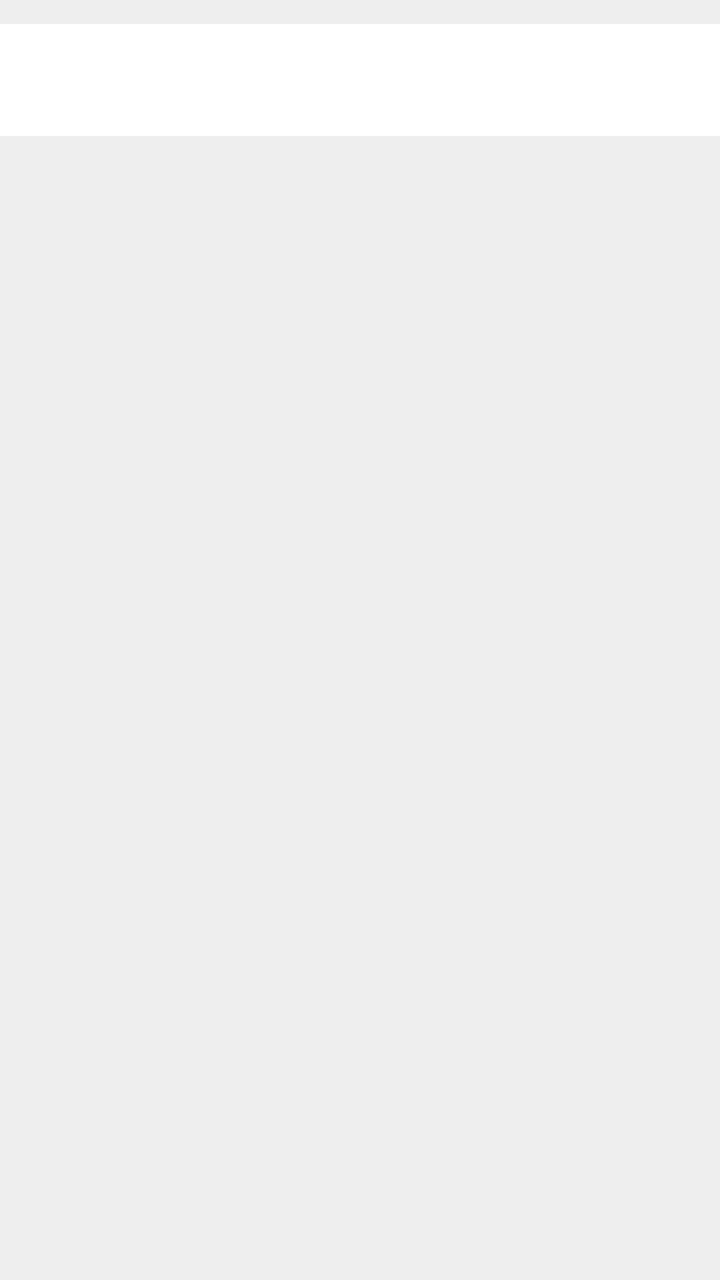
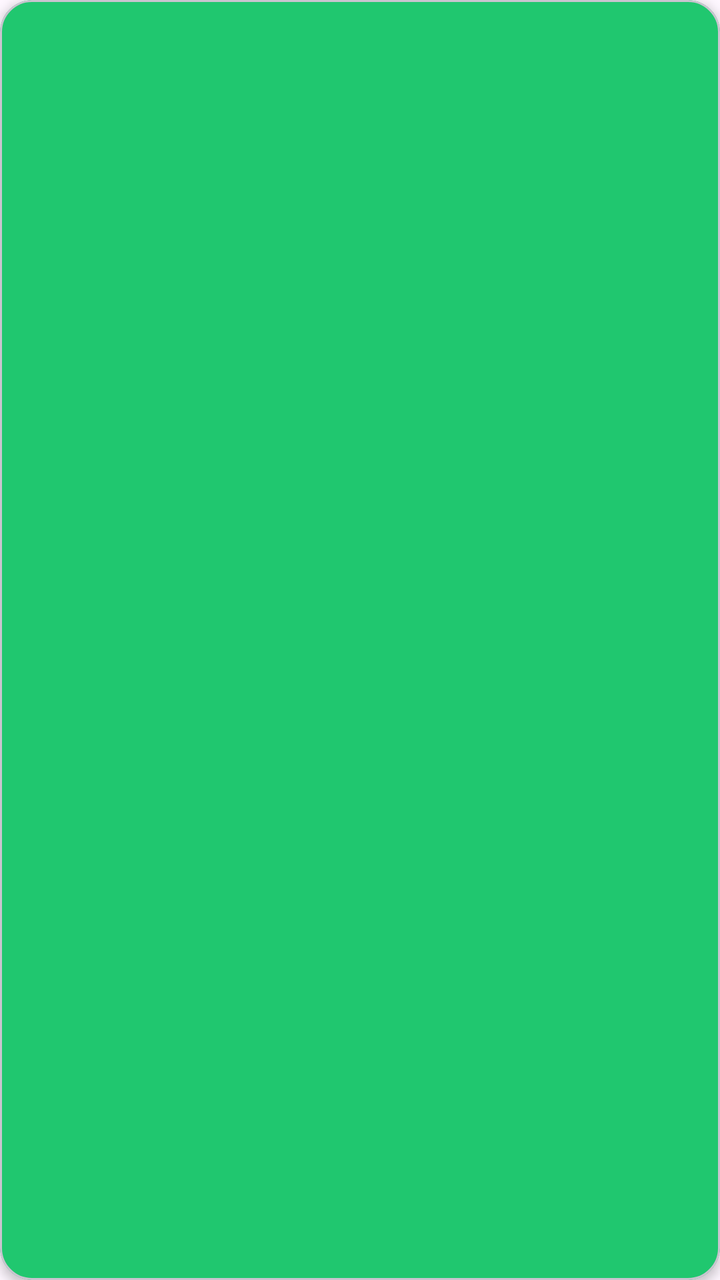

Compare the two renders of this Android layout. The source of the first and the diff that turns it into the second are given below.
<!-- AndroidManifest.xml: application theme Theme.FitnessMobileApp -->
<!-- res/layout/item_header.xml -->
<?xml version="1.0" encoding="utf-8"?>
<LinearLayout xmlns:android="http://schemas.android.com/apk/res/android"
    android:layout_width="match_parent"
    android:layout_height="wrap_content"
    android:orientation="vertical"
    android:background="#EEEEEE"
    android:paddingTop="12dp">

    <LinearLayout
        android:layout_width="match_parent"
        android:layout_height="wrap_content"
        android:orientation="horizontal"
        android:background="#FFFFFF"
        android:paddingHorizontal="16dp"
        android:paddingTop="12dp"
        android:paddingBottom="4dp"
        android:gravity="center_vertical">

        <TextView
            android:id="@+id/txtHeader"
            android:layout_width="0dp"
            android:layout_weight="1"
            android:layout_height="wrap_content"
            android:textSize="14sp"
            android:textStyle="bold"
            android:textColor="#222222" />

        <ImageView
            android:id="@+id/imgIcon"
            android:layout_width="40dp"
            android:layout_height="40dp" />

    </LinearLayout>

</LinearLayout>
<!-- resources referenced by this layout -->
<resources>
  <style name="Theme.FitnessMobileApp" parent="Base.Theme.FitnessMobileApp" />
  <style name="Base.Theme.FitnessMobileApp" parent="Theme.Material3.DayNight.NoActionBar">
          
          
      </style>
</resources>

<!-- the commit's change to res/layout/item_header.xml (unified diff, before → after) -->
@@ -1,35 +1,38 @@
 <?xml version="1.0" encoding="utf-8"?>
-<LinearLayout xmlns:android="http://schemas.android.com/apk/res/android"
+<com.google.android.material.card.MaterialCardView
+    xmlns:android="http://schemas.android.com/apk/res/android"
+    xmlns:app="http://schemas.android.com/apk/res-auto"
     android:layout_width="match_parent"
     android:layout_height="wrap_content"
-    android:orientation="vertical"
-    android:background="#EEEEEE"
-    android:paddingTop="12dp">
+    android:layout_marginTop="12dp"
+    android:layout_marginBottom="8dp"
+    app:cardCornerRadius="16dp"
+    app:cardElevation="3dp"
+    app:cardBackgroundColor="#20C76F">
 
     <LinearLayout
         android:layout_width="match_parent"
-        android:layout_height="wrap_content"
+        android:layout_height="56dp"
         android:orientation="horizontal"
-        android:background="#FFFFFF"
-        android:paddingHorizontal="16dp"
-        android:paddingTop="12dp"
-        android:paddingBottom="4dp"
-        android:gravity="center_vertical">
+        android:gravity="center_vertical"
+        android:paddingStart="18dp"
+        android:paddingEnd="18dp">
 
         <TextView
             android:id="@+id/txtHeader"
             android:layout_width="0dp"
+            android:layout_height="wrap_content"
             android:layout_weight="1"
-            android:layout_height="wrap_content"
-            android:textSize="14sp"
+            android:textColor="#FFFFFF"
             android:textStyle="bold"
-            android:textColor="#222222" />
+            android:textSize="18sp" />
 
         <ImageView
             android:id="@+id/imgIcon"
-            android:layout_width="40dp"
-            android:layout_height="40dp" />
+            android:layout_width="28dp"
+            android:layout_height="28dp"
+            android:tint="#FFFFFF" />
 
     </LinearLayout>
 
-</LinearLayout>
+</com.google.android.material.card.MaterialCardView>
